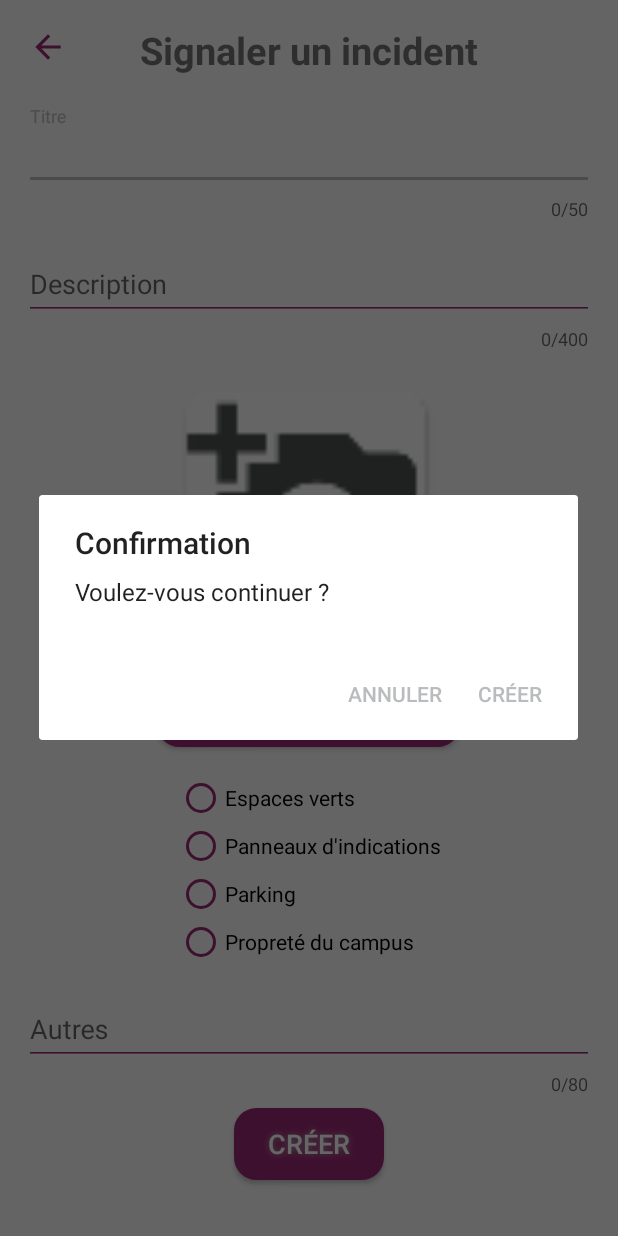
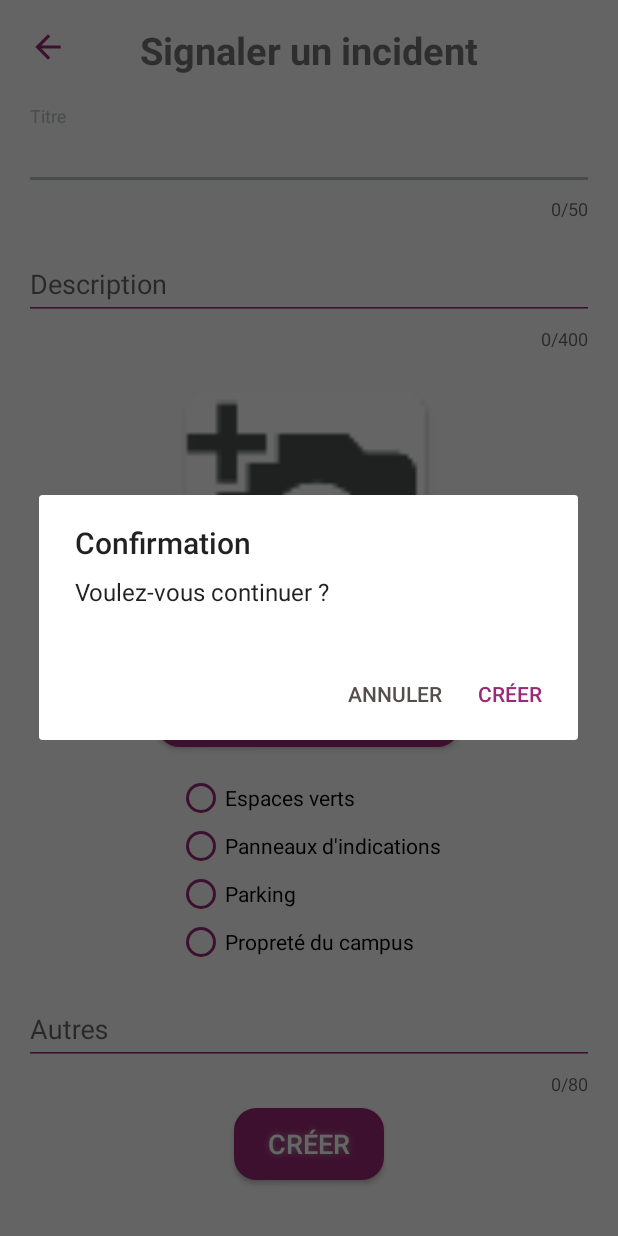
Before and after one commit to Serrulien/campus-incidents, an Android app: the ReportActivity screen opened directly, with no data from a screen before it, after a tap on "CRÉER", on a phone screen of 412 x 824 dp. Run offline under Robolectric (Android 15) with nearby library versions, the phone set to English and light mode, and no system bars.

Commit message:
Feature : Update dialog box behaviour

```diff
--- a/campusincident/app/src/main/java/fil/eservices/campusincident/presentation/ReportActivity.java
+++ b/campusincident/app/src/main/java/fil/eservices/campusincident/presentation/ReportActivity.java
@@ -20,6 +20,12 @@ import androidx.annotation.NonNull;
 import androidx.appcompat.app.AppCompatActivity;
 import fil.eservices.campusincident.R;
 
+import static android.graphics.Color.BLUE;
+import static android.graphics.Color.GREEN;
+import static android.graphics.Color.RED;
+import static android.graphics.Color.parseColor;
+
+
 public class ReportActivity extends AppCompatActivity {
 
     private ImageView imageView;
@@ -30,6 +36,7 @@ public class ReportActivity extends AppCompatActivity {
     private int IMAGE_CAPTURE_CODE = 1001;
     private ImageButton backButton;
     private Button btnCreate;
+    AlertDialog.Builder builder;
 
     @Override
     protected void onCreate(Bundle savedInstanceState) {
@@ -37,6 +44,7 @@ public class ReportActivity extends AppCompatActivity {
         setContentView(R.layout.activity_report_incident);
         takePhotoBtn();
         backButton();
+        builder = new AlertDialog.Builder(this);
         setBtnCreate();
     }
 
@@ -61,8 +69,6 @@ public class ReportActivity extends AppCompatActivity {
     }
 
     private void setDialogBox(){
-        AlertDialog.Builder builder = new AlertDialog.Builder(this);
-
         // 2. Chain together various setter methods to set the dialog characteristics
         builder.setMessage(R.string.dialog_message).setTitle(R.string.dialog_title);
 
@@ -70,17 +76,26 @@ public class ReportActivity extends AppCompatActivity {
         // Add the buttons
         builder.setPositiveButton(R.string.create, new DialogInterface.OnClickListener() {
             public void onClick(DialogInterface dialog, int id) {
+                dialog.dismiss();
                 finish();
             }
         });
+
         builder.setNegativeButton(R.string.cancel, new DialogInterface.OnClickListener() {
             public void onClick(DialogInterface dialog, int id) {
-                // User cancelled the dialog
+                dialog.cancel();
             }
         });
 
         AlertDialog dialog = builder.create();
+        // setup to change color of the button
         dialog.show();
+
+        Button bn = dialog.getButton(DialogInterface.BUTTON_NEGATIVE);
+        bn.setTextColor(parseColor("#564d4d"));
+        Button bp = dialog.getButton(DialogInterface.BUTTON_POSITIVE);
+        bp.setTextColor(parseColor("#9C2976"));
+
     }
 
     private void takePhotoBtn(){
--- a/campusincident/app/src/main/res/layout/activity_map.xml
+++ b/campusincident/app/src/main/res/layout/activity_map.xml
@@ -26,8 +26,6 @@
     android:id="@+id/campus_spinner"
     android:layout_width="300dp"
     android:layout_height="wrap_content"
-    android:background="@color/colorUnivLille"
-    android:outlineSpotShadowColor="@color/colorSplashText"
     />
 
 
```
